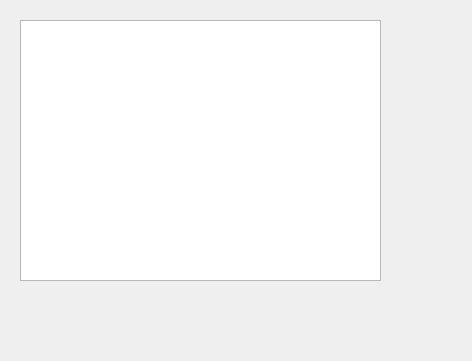
The window that Gorsel/formlar/analizFormlari/analizformlari.ui (sadededeoglu/okulprojesi) describes before a commit, drawn with Qt 5.
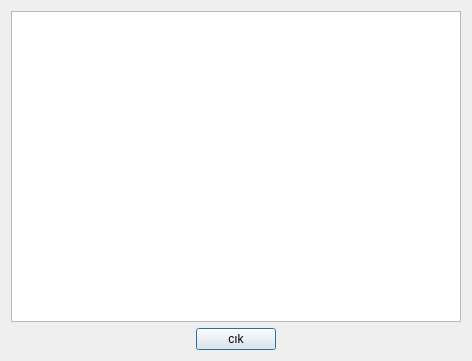
The same window after the commit.

Patch:
```diff
--- a/Gorsel/formlar/analizFormlari/analizformlari.ui
+++ b/Gorsel/formlar/analizFormlari/analizformlari.ui
@@ -13,16 +13,48 @@
   <property name="windowTitle">
    <string>Dialog</string>
   </property>
-  <widget class="QTableWidget" name="tableWidget">
-   <property name="geometry">
-    <rect>
-     <x>20</x>
-     <y>20</y>
-     <width>361</width>
-     <height>261</height>
-    </rect>
-   </property>
-  </widget>
+  <layout class="QGridLayout" name="gridLayout">
+   <item row="0" column="0">
+    <widget class="QTableWidget" name="tableWidget"/>
+   </item>
+   <item row="1" column="0">
+    <layout class="QHBoxLayout" name="horizontalLayout">
+     <item>
+      <spacer name="horizontalSpacer_2">
+       <property name="orientation">
+        <enum>Qt::Horizontal</enum>
+       </property>
+       <property name="sizeHint" stdset="0">
+        <size>
+         <width>40</width>
+         <height>20</height>
+        </size>
+       </property>
+      </spacer>
+     </item>
+     <item>
+      <widget class="QPushButton" name="pushButton">
+       <property name="text">
+        <string>cık</string>
+       </property>
+      </widget>
+     </item>
+     <item>
+      <spacer name="horizontalSpacer">
+       <property name="orientation">
+        <enum>Qt::Horizontal</enum>
+       </property>
+       <property name="sizeHint" stdset="0">
+        <size>
+         <width>40</width>
+         <height>20</height>
+        </size>
+       </property>
+      </spacer>
+     </item>
+    </layout>
+   </item>
+  </layout>
  </widget>
  <resources/>
  <connections/>
```
